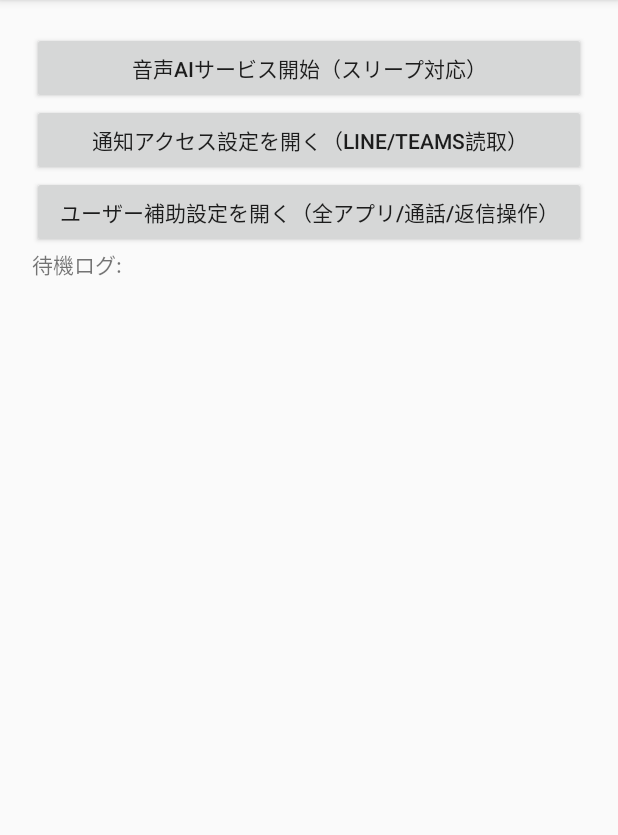
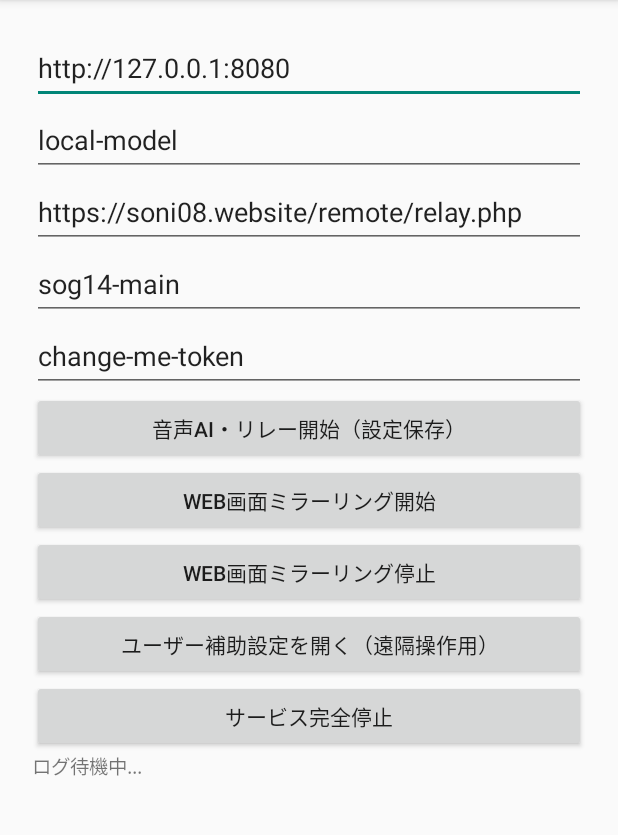
Before and after one commit to ns08/AI_SOG14, an Android app: the screen it shows after launch (MainActivity), on a phone screen of 412 x 824 dp, the part 84-919 px from its top. Run offline under Robolectric (Android 15) with nearby library versions, the phone set to English and light mode, and no system bars.

Commit message:
Update MainActivity.kt

```diff
--- a/app/src/main/java/com/soni08/morseai/ui/MainActivity.kt
+++ b/app/src/main/java/com/soni08/morseai/ui/MainActivity.kt
@@ -7,103 +7,231 @@ import android.content.Context
 import android.content.Intent
 import android.content.IntentFilter
 import android.content.pm.PackageManager
-import android.net.Uri
+import android.media.projection.MediaProjectionManager
 import android.os.Build
 import android.os.Bundle
-import android.os.PowerManager
 import android.provider.Settings
 import android.widget.Button
+import android.widget.EditText
 import android.widget.LinearLayout
 import android.widget.ScrollView
 import android.widget.TextView
-import androidx.core.app.ActivityCompat
+import androidx.activity.ComponentActivity
+import androidx.activity.result.contract.ActivityResultContracts
 import androidx.core.content.ContextCompat
 import com.soni08.morseai.service.AssistantForegroundService
 
-class MainActivity : Activity() {
+class MainActivity : ComponentActivity() {
 
-    private lateinit var logView: TextView
+    private lateinit var editLocalAiUrl: EditText
+    private lateinit var editLocalAiModel: EditText
+    private lateinit var editRelayUrl: EditText
+    private lateinit var editDeviceId: EditText
+    private lateinit var editToken: EditText
+    private lateinit var textLog: TextView
+
+    private val permissionLauncher = registerForActivityResult(
+        ActivityResultContracts.RequestMultiplePermissions()
+    ) {
+        startAssistantService()
+    }
+
+    private val screenCaptureLauncher = registerForActivityResult(
+        ActivityResultContracts.StartActivityForResult()
+    ) { result ->
+        if (result.resultCode == Activity.RESULT_OK && result.data != null) {
+            appendLog("がめんきゃぷちゃの きょかを しゅとくしました")
+            val intent = Intent(this, AssistantForegroundService::class.java).apply {
+                action = AssistantForegroundService.ACTION_START_SCREEN_SHARE
+                putExtra(AssistantForegroundService.EXTRA_PROJECTION_RESULT_CODE, result.resultCode)
+                putExtra(AssistantForegroundService.EXTRA_PROJECTION_DATA, result.data)
+                putExtra(AssistantForegroundService.EXTRA_LOCAL_AI_URL, editLocalAiUrl.text.toString().trim())
+                putExtra(AssistantForegroundService.EXTRA_LOCAL_AI_MODEL, editLocalAiModel.text.toString().trim())
+                putExtra(AssistantForegroundService.EXTRA_RELAY_URL, editRelayUrl.text.toString().trim())
+                putExtra(AssistantForegroundService.EXTRA_DEVICE_ID, editDeviceId.text.toString().trim())
+                putExtra(AssistantForegroundService.EXTRA_TOKEN, editToken.text.toString().trim())
+            }
+            if (Build.VERSION.SDK_INT >= Build.VERSION_CODES.O) {
+                startForegroundService(intent)
+            } else {
+                startService(intent)
+            }
+        } else {
+            appendLog("がめんきゃぷちゃの きょかが きゃんせるされました")
+        }
+    }
 
     private val logReceiver = object : BroadcastReceiver() {
         override fun onReceive(context: Context?, intent: Intent?) {
             val msg = intent?.getStringExtra(AssistantForegroundService.EXTRA_LOG_MSG) ?: return
-            logView.append("\n$msg")
+            appendLog(msg)
         }
     }
 
     override fun onCreate(savedInstanceState: Bundle?) {
         super.onCreate(savedInstanceState)
 
+        val prefs = getSharedPreferences("morse_voice_ai_prefs", Context.MODE_PRIVATE)
+
         val root = LinearLayout(this).apply {
             orientation = LinearLayout.VERTICAL
             setPadding(32, 32, 32, 32)
         }
 
-        val btnStart = Button(this).apply {
-            text = "音声AIサービス開始（スリープ対応）"
+        editLocalAiUrl = EditText(this).apply {
+            hint = "ローカルAI URL"
+            setText(prefs.getString("local_ai_url", "http://127.0.0.1:8080"))
+        }
+        editLocalAiModel = EditText(this).apply {
+            hint = "ローカルAI モデル名"
+            setText(prefs.getString("local_ai_model", "local-model"))
+        }
+        editRelayUrl = EditText(this).apply {
+            hint = "リレーサーバー URL"
+            setText(prefs.getString("relay_url", "https://soni08.website/remote/relay.php"))
+        }
+        editDeviceId = EditText(this).apply {
+            hint = "デバイスID"
+            setText(prefs.getString("device_id", "sog14-main"))
+        }
+        editToken = EditText(this).apply {
+            hint = "認証トークン"
+            setText(prefs.getString("token", "change-me-token"))
+        }
+
+        val btnStartService = Button(this).apply {
+            text = "音声AI・リレー開始（設定保存）"
             setOnClickListener {
-                requestAllRuntimePermissions()
-                requestIgnoreBatteryOptimizations()
-                startAssistantService()
+                savePrefs()
+                requestPermissionsAndStart()
             }
         }
 
-        val btnNotifyPerm = Button(this).apply {
-            text = "通知アクセス設定を開く（LINE/Teams読取）"
+        val btnStartMirror = Button(this).apply {
+            text = "Web画面ミラーリング開始"
             setOnClickListener {
-                startActivity(Intent(Settings.ACTION_NOTIFICATION_LISTENER_SETTINGS))
+                savePrefs()
+                startAssistantService()
+                requestScreenCapturePermission()
             }
         }
 
-        val btnAccessPerm = Button(this).apply {
-            text = "ユーザー補助設定を開く（全アプリ/通話/返信操作）"
+        val btnStopMirror = Button(this).apply {
+            text = "Web画面ミラーリング停止"
+            setOnClickListener {
+                val stopIntent = Intent(this@MainActivity, AssistantForegroundService::class.java).apply {
+                    action = AssistantForegroundService.ACTION_STOP_SCREEN_SHARE
+                }
+                startService(stopIntent)
+            }
+        }
+
+        val btnAccessibility = Button(this).apply {
+            text = "ユーザー補助設定を開く（遠隔操作用）"
             setOnClickListener {
                 startActivity(Intent(Settings.ACTION_ACCESSIBILITY_SETTINGS))
             }
         }
 
-        logView = TextView(this).apply {
-            text = "待機ログ:"
-        }
-        val scroll = ScrollView(this).apply {
-            addView(logView)
+        val btnStopAll = Button(this).apply {
+            text = "サービス完全停止"
+            setOnClickListener {
+                val stopIntent = Intent(this@MainActivity, AssistantForegroundService::class.java).apply {
+                    action = AssistantForegroundService.ACTION_STOP
+                }
+                startService(stopIntent)
+            }
         }
 
-        root.addView(btnStart)
-        root.addView(btnNotifyPerm)
-        root.addView(btnAccessPerm)
-        root.addView(scroll)
+        textLog = TextView(this).apply {
+            text = "ログ待機中...\n"
+            textSize = 13f
+        }
+        val scrollView = ScrollView(this).apply {
+            addView(textLog)
+        }
+
+        root.addView(editLocalAiUrl)
+        root.addView(editLocalAiModel)
+        root.addView(editRelayUrl)
+        root.addView(editDeviceId)
+        root.addView(editToken)
+        root.addView(btnStartService)
+        root.addView(btnStartMirror)
+        root.addView(btnStopMirror)
+        root.addView(btnAccessibility)
+        root.addView(btnStopAll)
+        root.addView(scrollView, LinearLayout.LayoutParams(
+            LinearLayout.LayoutParams.MATCH_PARENT,
+            0,
+            1f
+        ))
+
         setContentView(root)
-
-        requestAllRuntimePermissions()
-        requestIgnoreBatteryOptimizations()
-        startAssistantService()
+        requestPermissionsAndStart()
     }
 
-    override fun onResume() {
-        super.onResume()
+    override fun onStart() {
+        super.onStart()
         val filter = IntentFilter(AssistantForegroundService.BROADCAST_LOG)
         if (Build.VERSION.SDK_INT >= Build.VERSION_CODES.TIRAMISU) {
             registerReceiver(logReceiver, filter, Context.RECEIVER_NOT_EXPORTED)
         } else {
+            @Suppress("DEPRECATION")
             registerReceiver(logReceiver, filter)
         }
     }
 
-    override fun onPause() {
-        super.onPause()
+    override fun onStop() {
         try {
             unregisterReceiver(logReceiver)
         } catch (_: Exception) {
+        }
+        super.onStop()
+    }
+
+    private fun savePrefs() {
+        getSharedPreferences("morse_voice_ai_prefs", Context.MODE_PRIVATE).edit()
+            .putString("local_ai_url", editLocalAiUrl.text.toString().trim())
+            .putString("local_ai_model", editLocalAiModel.text.toString().trim())
+            .putString("relay_url", editRelayUrl.text.toString().trim())
+            .putString("device_id", editDeviceId.text.toString().trim())
+            .putString("token", editToken.text.toString().trim())
+            .apply()
+    }
+
+    private fun requestPermissionsAndStart() {
+        val perms = mutableListOf(
+            Manifest.permission.RECORD_AUDIO,
+            Manifest.permission.READ_PHONE_STATE,
+            Manifest.permission.CALL_PHONE,
+            Manifest.permission.READ_CONTACTS
+        )
+        if (Build.VERSION.SDK_INT >= Build.VERSION_CODES.O) {
+            perms.add(Manifest.permission.ANSWER_PHONE_CALLS)
+        }
+        if (Build.VERSION.SDK_INT >= Build.VERSION_CODES.TIRAMISU) {
+            perms.add(Manifest.permission.POST_NOTIFICATIONS)
+            perms.add(Manifest.permission.READ_MEDIA_AUDIO)
+        }
+
+        val missing = perms.filter {
+            ContextCompat.checkSelfPermission(this, it) != PackageManager.PERMISSION_GRANTED
+        }
+        if (missing.isEmpty()) {
+            startAssistantService()
+        } else {
+            permissionLauncher.launch(missing.toTypedArray())
         }
     }
 
     private fun startAssistantService() {
         val intent = Intent(this, AssistantForegroundService::class.java).apply {
-            putExtra(AssistantForegroundService.EXTRA_LOCAL_AI_URL, "http://127.0.0.1:8080")
-            putExtra(AssistantForegroundService.EXTRA_LOCAL_AI_MODEL, "local-model")
-            putExtra(AssistantForegroundService.EXTRA_RELAY_URL, "https://soni08.website/remote/relay.php")
-            putExtra(AssistantForegroundService.EXTRA_DEVICE_ID, "sog14-main")
+            putExtra(AssistantForegroundService.EXTRA_LOCAL_AI_URL, editLocalAiUrl.text.toString().trim())
+            putExtra(AssistantForegroundService.EXTRA_LOCAL_AI_MODEL, editLocalAiModel.text.toString().trim())
+            putExtra(AssistantForegroundService.EXTRA_RELAY_URL, editRelayUrl.text.toString().trim())
+            putExtra(AssistantForegroundService.EXTRA_DEVICE_ID, editDeviceId.text.toString().trim())
+            putExtra(AssistantForegroundService.EXTRA_TOKEN, editToken.text.toString().trim())
         }
         if (Build.VERSION.SDK_INT >= Build.VERSION_CODES.O) {
             startForegroundService(intent)
@@ -112,42 +240,14 @@ class MainActivity : Activity() {
         }
     }
 
-    private fun requestIgnoreBatteryOptimizations() {
-        if (Build.VERSION.SDK_INT >= Build.VERSION_CODES.M) {
-            val pm = getSystemService(Context.POWER_SERVICE) as? PowerManager ?: return
-            if (!pm.isIgnoringBatteryOptimizations(packageName)) {
-                try {
-                    val intent = Intent(Settings.ACTION_REQUEST_IGNORE_BATTERY_OPTIMIZATIONS).apply {
-                        data = Uri.parse("package:$packageName")
-                    }
-                    startActivity(intent)
-                } catch (_: Exception) {
-                }
-            }
-        }
+    private fun requestScreenCapturePermission() {
+        val mpm = getSystemService(Context.MEDIA_PROJECTION_SERVICE) as? MediaProjectionManager ?: return
+        screenCaptureLauncher.launch(mpm.createScreenCaptureIntent())
     }
 
-    private fun requestAllRuntimePermissions() {
-        val perms = mutableListOf(
-            Manifest.permission.RECORD_AUDIO,
-            Manifest.permission.CALL_PHONE,
-            Manifest.permission.READ_PHONE_STATE,
-            Manifest.permission.READ_CALL_LOG,
-            Manifest.permission.READ_CONTACTS,
-            "com.termux.permission.RUN_COMMAND"
-        )
-        if (Build.VERSION.SDK_INT >= Build.VERSION_CODES.O) {
-            perms.add(Manifest.permission.ANSWER_PHONE_CALLS)
-        }
-        if (Build.VERSION.SDK_INT >= Build.VERSION_CODES.TIRAMISU) {
-            perms.add(Manifest.permission.POST_NOTIFICATIONS)
-            perms.add(Manifest.permission.READ_MEDIA_AUDIO)
-        }
-        val missing = perms.filter {
-            ContextCompat.checkSelfPermission(this, it) != PackageManager.PERMISSION_GRANTED
-        }
-        if (missing.isNotEmpty()) {
-            ActivityCompat.requestPermissions(this, missing.toTypedArray(), 2001)
+    private fun appendLog(msg: String) {
+        runOnUiThread {
+            textLog.append("• $msg\n")
         }
     }
 }
```
